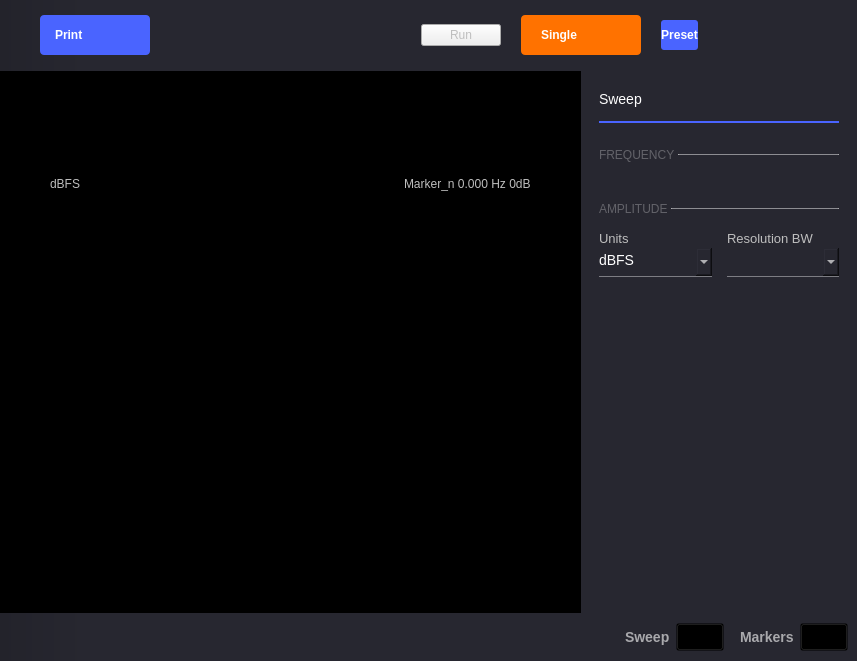
Above: ui/spectrum_analyzer.ui from analogdevicesinc/scopy before the change. Below: the same form after it.
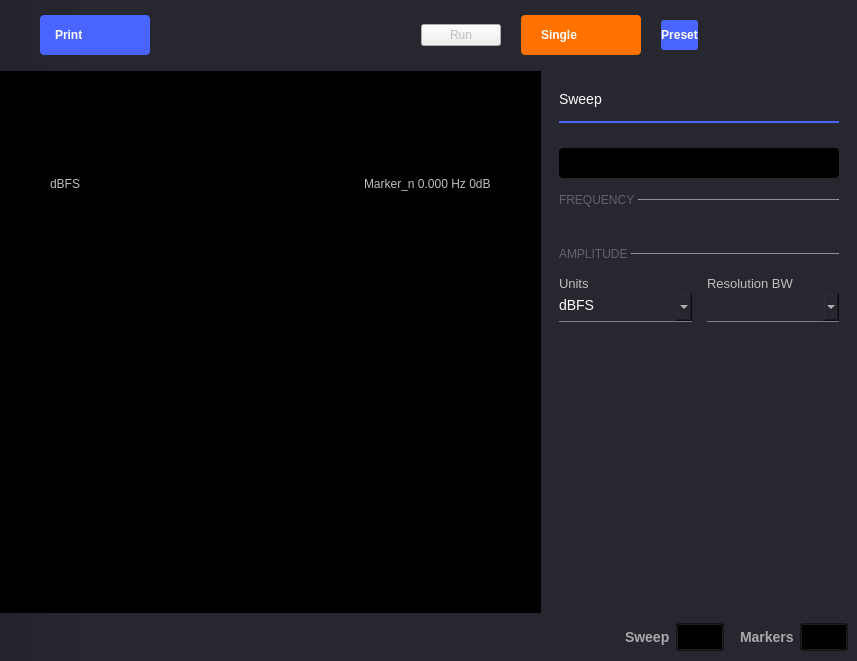
That is the form after the change. The open tabs and pages were chosen to show the change. Icons and pictures are not drawn. Custom widgets are drawn as their Qt base class.

Commit message: SpectrumAnalyzer: allow selection of logarithmic/linear scale

```diff
--- a/ui/spectrum_analyzer.ui
+++ b/ui/spectrum_analyzer.ui
@@ -1038,13 +1038,109 @@
                  </property>
                 </widget>
                </item>
+               <item>
+                <spacer name="verticalSpacer_10">
+                 <property name="orientation">
+                  <enum>Qt::Vertical</enum>
+                 </property>
+                 <property name="sizeType">
+                  <enum>QSizePolicy::Fixed</enum>
+                 </property>
+                 <property name="sizeHint" stdset="0">
+                  <size>
+                   <width>20</width>
+                   <height>25</height>
+                  </size>
+                 </property>
+                </spacer>
+               </item>
+               <item>
+                <widget class="adiscope::CustomSwitch" name="logBtn">
+                 <property name="styleSheet">
+                  <string notr="true">QPushButton {
+min-height: 30px;
+max-height: 30px;
+min-width: 280px;
+max-width: 280px;
+background-color: black;
+border-radius: 4px;
+}
+
+QPushButton:disabled {
+background-color: qlineargradient(spread:pad, x1:0.5, y1:0, x2:0.501, y2:0, stop:0 #727273, stop:1 #141416);
+}
+
+QWidget#handle {
+min-height: 30px;
+max-height: 30px;
+min-width: 142px;
+max-width: 142px;
+background-color: #4a64ff;
+border-radius: 2px;
+}
+
+QWidget#handle:disabled {
+background-color: #aaaaaa;
+}
+
+QLabel {
+margin-top: 6px;
+background-color: transparent;
+line-height: 19px;
+}
+
+QLabel#on {
+margin-top: 0px;
+min-height:30px;
+max-height:30px;
+min-width:140px;
+max-width:140px;
+qproperty-alignment: AlignCenter AlignCenter;
+margin-left: 0px;
+color: white;
+}
+
+QLabel#on:disabled {
+color: rgba(255,255,255,102);
+}
+
+QLabel#off {
+margin-top: 0px;
+min-height:30px;
+max-height:30px;
+min-width:140px;
+max-width:140px;
+margin-left: 140px;
+color: white;
+qproperty-alignment: AlignCenter AlignCenter;
+}
+
+QLabel#off:disabled {
+color: rgba(255,255,255,51);
+}
+</string>
+                 </property>
+                 <property name="text">
+                  <string/>
+                 </property>
+                 <property name="leftText" stdset="0">
+                  <string>Logarithmic</string>
+                 </property>
+                 <property name="rightText" stdset="0">
+                  <string>Linear</string>
+                 </property>
+                 <property name="duration_ms" stdset="0">
+                  <number>0</number>
+                 </property>
+                </widget>
+               </item>
                <item>
                 <layout class="QHBoxLayout" name="horizontalLayout_3">
                  <property name="spacing">
                   <number>0</number>
                  </property>
                  <property name="topMargin">
-                  <number>25</number>
+                  <number>15</number>
                  </property>
                  <item>
                   <widget class="QLabel" name="label_10">
```
The commit also changes 3 other files.
